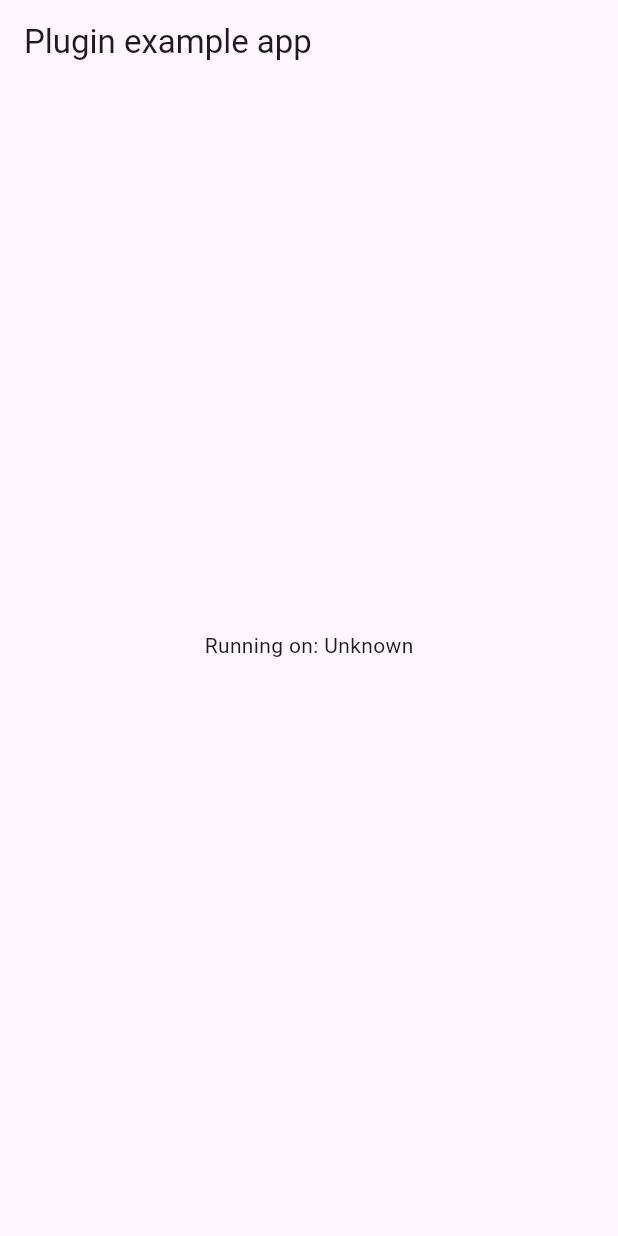
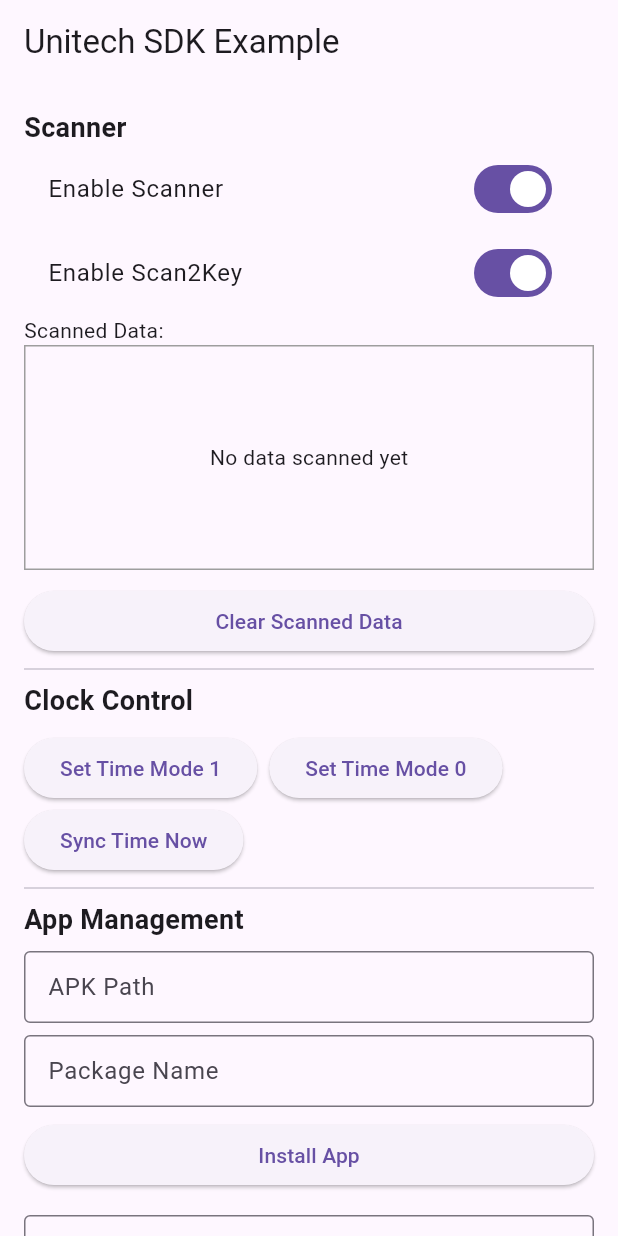
Before and after one commit to kgamecarter/flutter_unitech_sdk, a Flutter app: the screen it shows after launch, on a phone screen of 412 x 824 dp. Run offline on Flutter 3.47's test engine with Material 3 defaults, Android fonts, the phone set to English and light mode, and no system bars; our stand-ins replace plugin_platform_interface; missing offline and left inert: android_intent_plus, flutter_broadcasts.

Commit message:
更新 README.md，添加功能描述和使用範例；升級 Android compileSdkVersion 至 36；重構主程式以整合掃描器、應用管理和時鐘控制功能；更新依賴版本；修正平台接口方法命名；新增單元測試以驗證功能。

```diff
--- a/example/lib/main.dart
+++ b/example/lib/main.dart
@@ -1,8 +1,9 @@
-import 'package:flutter/material.dart';
 import 'dart:async';
 
-import 'package:flutter/services.dart';
-import 'package:unitech_sdk/unitech_sdk.dart';
+import 'package:flutter/material.dart';
+import 'package:unitech_sdk/app_management_ctrl.dart';
+import 'package:unitech_sdk/clock_ctrl.dart';
+import 'package:unitech_sdk/scanner.dart';
 
 void main() {
   runApp(const MyApp());
@@ -16,34 +17,38 @@ class MyApp extends StatefulWidget {
 }
 
 class _MyAppState extends State<MyApp> {
-  String _platformVersion = 'Unknown';
-  final _unitechSdkPlugin = UnitechSdk();
+  // Scanner
+  bool _scannerEnabled = true;
+  bool _scan2KeyEnabled = true;
+  final List<String> _scannedData = [];
+  StreamSubscription? _scanSubscription;
+
+  // App Management
+  final TextEditingController _apkPathController = TextEditingController();
+  final TextEditingController _pkgNameController = TextEditingController();
+  final TextEditingController _cmdController = TextEditingController();
 
   @override
   void initState() {
     super.initState();
-    initPlatformState();
+    _initScanner();
   }
 
-  // Platform messages are asynchronous, so we initialize in an async method.
-  Future<void> initPlatformState() async {
-    String platformVersion;
-    // Platform messages may fail, so we use a try/catch PlatformException.
-    // We also handle the message potentially returning null.
-    try {
-      platformVersion =
-          await _unitechSdkPlugin.getPlatformVersion() ?? 'Unknown platform version';
-    } on PlatformException {
-      platformVersion = 'Failed to get platform version.';
-    }
+  @override
+  void dispose() {
+    _scanSubscription?.cancel();
+    _apkPathController.dispose();
+    _pkgNameController.dispose();
+    _cmdController.dispose();
+    super.dispose();
+  }
 
-    // If the widget was removed from the tree while the asynchronous platform
-    // message was in flight, we want to discard the reply rather than calling
-    // setState to update our non-existent appearance.
-    if (!mounted) return;
-
-    setState(() {
-      _platformVersion = platformVersion;
+  void _initScanner() {
+    Scanner.scannerReceiver.start();
+    _scanSubscription = Scanner.scannerReceiver.messages.listen((event) {
+      setState(() {
+        _scannedData.insert(0, "${DateTime.now()}: ${event.data.toString()}");
+      });
     });
   }
 
@@ -52,10 +57,136 @@ class _MyAppState extends State<MyApp> {
     return MaterialApp(
       home: Scaffold(
         appBar: AppBar(
-          title: const Text('Plugin example app'),
+          title: const Text('Unitech SDK Example'),
         ),
-        body: Center(
-          child: Text('Running on: $_platformVersion\n'),
+        body: ListView(
+          padding: const EdgeInsets.all(16.0),
+          children: [
+            const Text('Scanner',
+                style: TextStyle(fontWeight: FontWeight.bold, fontSize: 18)),
+            SwitchListTile(
+              title: const Text('Enable Scanner'),
+              value: _scannerEnabled,
+              onChanged: (value) {
+                Scanner.enableScanner(value);
+                setState(() {
+                  _scannerEnabled = value;
+                });
+              },
+            ),
+            SwitchListTile(
+              title: const Text('Enable Scan2Key'),
+              value: _scan2KeyEnabled,
+              onChanged: (value) {
+                Scanner.enableScan2Key(value);
+                setState(() {
+                  _scan2KeyEnabled = value;
+                });
+              },
+            ),
+            const Text('Scanned Data:'),
+            Container(
+              height: 150,
+              decoration: BoxDecoration(border: Border.all(color: Colors.grey)),
+              child: _scannedData.isEmpty
+                  ? const Center(child: Text("No data scanned yet"))
+                  : ListView.builder(
+                      itemCount: _scannedData.length,
+                      itemBuilder: (context, index) => ListTile(
+                        title: Text(_scannedData[index]),
+                        dense: true,
+                      ),
+                    ),
+            ),
+            const SizedBox(height: 10),
+            ElevatedButton(
+              onPressed: () {
+                setState(() {
+                  _scannedData.clear();
+                });
+              },
+              child: const Text("Clear Scanned Data"),
+            ),
+            const Divider(),
+            const Text('Clock Control',
+                style: TextStyle(fontWeight: FontWeight.bold, fontSize: 18)),
+            const SizedBox(height: 8),
+            Wrap(
+              spacing: 8,
+              children: [
+                ElevatedButton(
+                  onPressed: () => ClockCtrl.setTimeMode(1),
+                  child: const Text('Set Time Mode 1'),
+                ),
+                ElevatedButton(
+                  onPressed: () => ClockCtrl.setTimeMode(0),
+                  child: const Text('Set Time Mode 0'),
+                ),
+                ElevatedButton(
+                  onPressed: () => ClockCtrl.setDateTime(DateTime.now()),
+                  child: const Text('Sync Time Now'),
+                ),
+              ],
+            ),
+            const Divider(),
+            const Text('App Management',
+                style: TextStyle(fontWeight: FontWeight.bold, fontSize: 18)),
+            const SizedBox(height: 8),
+            TextField(
+              controller: _apkPathController,
+              decoration: const InputDecoration(
+                labelText: 'APK Path',
+                border: OutlineInputBorder(),
+                isDense: true,
+              ),
+            ),
+            const SizedBox(height: 8),
+            TextField(
+              controller: _pkgNameController,
+              decoration: const InputDecoration(
+                labelText: 'Package Name',
+                border: OutlineInputBorder(),
+                isDense: true,
+              ),
+            ),
+            const SizedBox(height: 8),
+            ElevatedButton(
+              onPressed: () {
+                if (_apkPathController.text.isNotEmpty &&
+                    _pkgNameController.text.isNotEmpty) {
+                  AppManagementCtrl.installApp(
+                    _apkPathController.text,
+                    _pkgNameController.text,
+                  );
+                  ScaffoldMessenger.of(context).showSnackBar(
+                    const SnackBar(content: Text("Install command sent")),
+                  );
+                }
+              },
+              child: const Text('Install App'),
+            ),
+            const SizedBox(height: 16),
+            TextField(
+              controller: _cmdController,
+              decoration: const InputDecoration(
+                labelText: 'System Command',
+                border: OutlineInputBorder(),
+                isDense: true,
+              ),
+            ),
+            const SizedBox(height: 8),
+            ElevatedButton(
+              onPressed: () {
+                if (_cmdController.text.isNotEmpty) {
+                  AppManagementCtrl.runSysCmd(_cmdController.text);
+                  ScaffoldMessenger.of(context).showSnackBar(
+                    const SnackBar(content: Text("Command sent")),
+                  );
+                }
+              },
+              child: const Text('Run Command'),
+            ),
+          ],
         ),
       ),
     );
--- a/example/pubspec.yaml
+++ b/example/pubspec.yaml
@@ -25,6 +25,8 @@ dependencies:
     # the parent directory to use the current plugin's version.
     path: ../
 
+  flutter_broadcasts: ^0.4.0
+
   # The following adds the Cupertino Icons font to your application.
   # Use with the CupertinoIcons class for iOS style icons.
   cupertino_icons: ^1.0.2
@@ -38,7 +40,7 @@ dev_dependencies:
   # activated in the `analysis_options.yaml` file located at the root of your
   # package. See that file for information about deactivating specific lint
   # rules and activating additional ones.
-  flutter_lints: ^2.0.0
+  flutter_lints: ^6.0.0
 
 # For information on the generic Dart part of this file, see the
 # following page: https://dart.dev/tools/pub/pubspec
--- a/lib/app_management_ctrl.dart
+++ b/lib/app_management_ctrl.dart
@@ -3,10 +3,10 @@ import 'unitech_sdk_platform_interface.dart';
 class AppManagementCtrl {
   static Future<void> installApp(String path, String pkgName) async {
     await UnitechSdkPlatform.instance
-        .appManagementCtrl_installApp(path, pkgName);
+        .appManagementCtrlInstallApp(path, pkgName);
   }
 
   static Future<void> runSysCmd(String command) async {
-    await UnitechSdkPlatform.instance.appManagementCtrl_runSysCmd(command);
+    await UnitechSdkPlatform.instance.appManagementCtrlRunSysCmd(command);
   }
 }
--- a/lib/clock_ctrl.dart
+++ b/lib/clock_ctrl.dart
@@ -2,10 +2,10 @@ import 'unitech_sdk_platform_interface.dart';
 
 class ClockCtrl {
   static Future<void> setTimeMode(int mode) async {
-    await UnitechSdkPlatform.instance.clockCtrl_setTimeMode(mode);
+    await UnitechSdkPlatform.instance.clockCtrlSetTimeMode(mode);
   }
 
   static Future<void> setDateTime(DateTime dateTime) async {
-    await UnitechSdkPlatform.instance.clockCtrl_setDateTime(dateTime);
+    await UnitechSdkPlatform.instance.clockCtrlSetDateTime(dateTime);
   }
 }
--- a/pubspec.yaml
+++ b/pubspec.yaml
@@ -11,9 +11,9 @@ dependencies:
   flutter:
     sdk: flutter
   plugin_platform_interface: ^2.1.8
-  intl: ^0.19.0
+  intl: ^0.20.2
   flutter_broadcasts: ^0.4.0
-  android_intent_plus: ^4.0.3
+  android_intent_plus: ^6.0.0
 
 dev_dependencies:
   flutter_test:
```
Also changed, not shown: lib/unitech_sdk_method_channel.dart (+4 -11 lines), lib/unitech_sdk_platform_interface.dart (+6 -10 lines), example/pubspec.lock, 5 other files.
